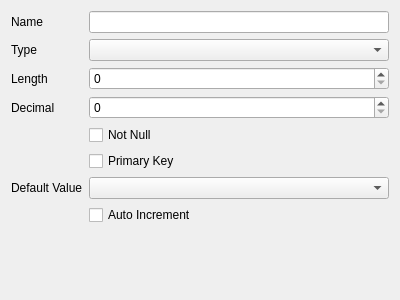
fengzhu2007/anycode, file App/panes/db/sqlite/field_form.ui: the form before one commit.
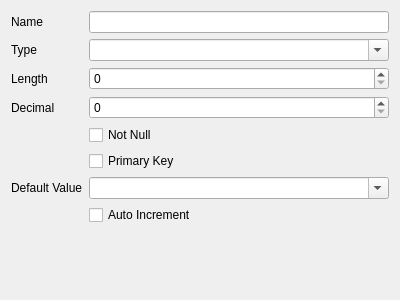
The form after the commit.

Patch:
```diff
--- a/App/panes/db/sqlite/field_form.ui
+++ b/App/panes/db/sqlite/field_form.ui
@@ -34,7 +34,11 @@
       <widget class="QLineEdit" name="lineEdit"/>
      </item>
      <item row="1" column="1">
-      <widget class="QComboBox" name="comboBox"/>
+      <widget class="QComboBox" name="type">
+       <property name="editable">
+        <bool>true</bool>
+       </property>
+      </widget>
      </item>
      <item row="2" column="0">
       <widget class="QLabel" name="label_3">
@@ -72,7 +76,11 @@
       </widget>
      </item>
      <item row="6" column="1">
-      <widget class="QComboBox" name="comboBox_2"/>
+      <widget class="QComboBox" name="defaultValue">
+       <property name="editable">
+        <bool>true</bool>
+       </property>
+      </widget>
      </item>
      <item row="5" column="1">
       <widget class="QCheckBox" name="checkBox">
```
Left out of the diff: 16 changed lines with no effect on the pictures.
